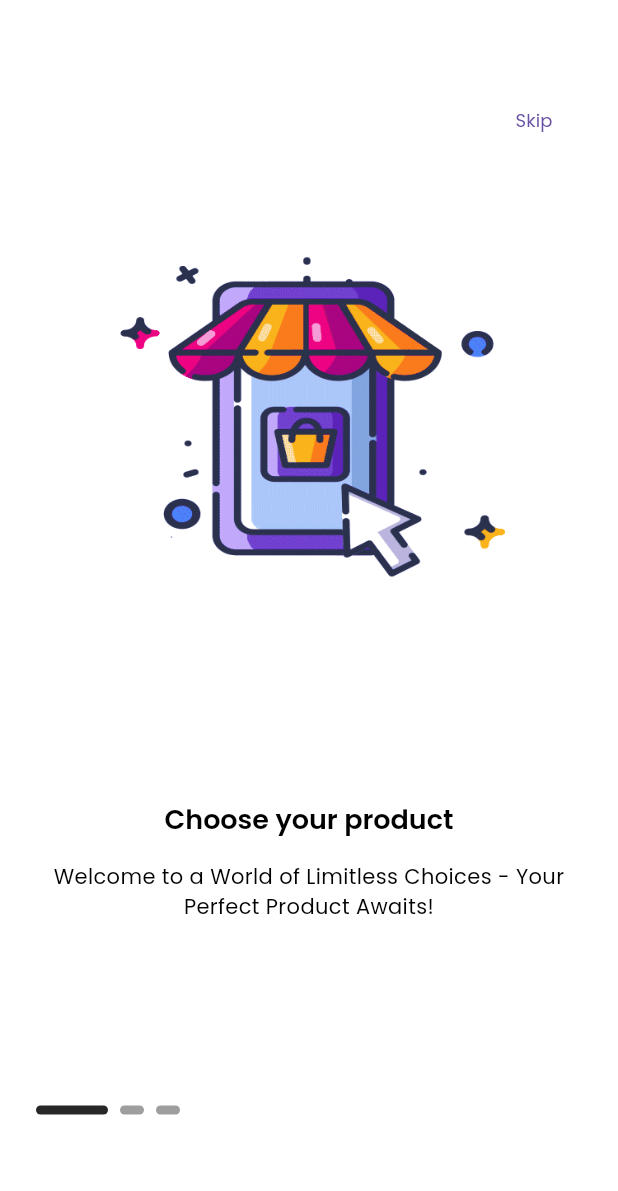
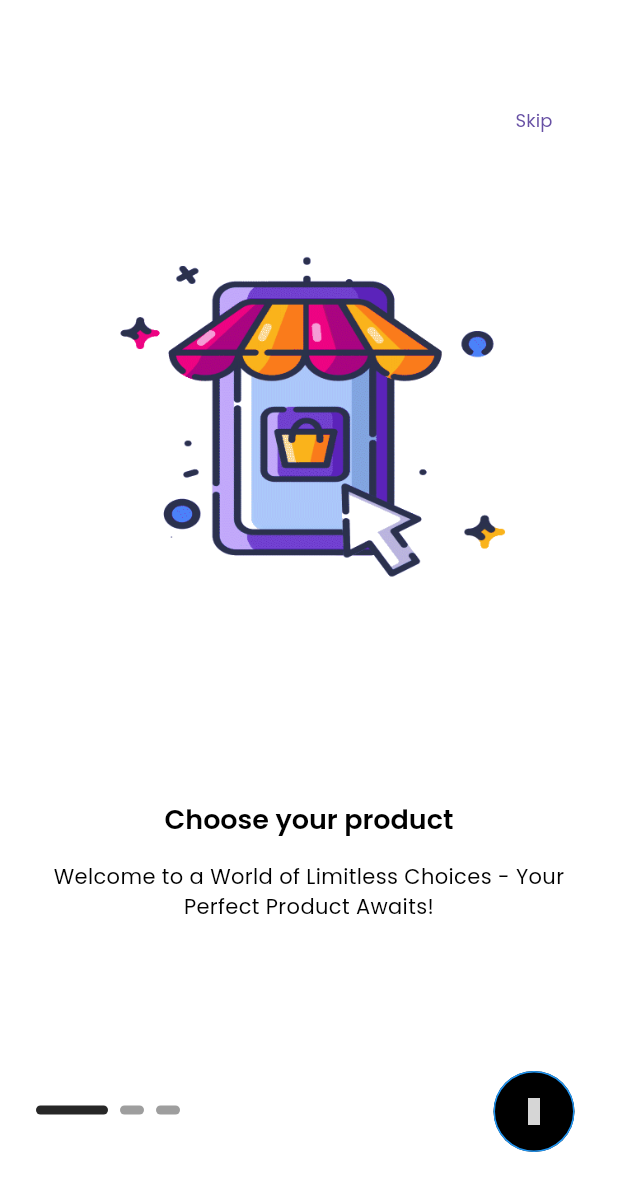
Before and after one commit to tomoeex/ree_cat_house_flutter, a Flutter app: the screen it shows after launch, on a phone screen of 412 x 824 dp. Shown: the top 1191 px of the screen. Run offline on Flutter 3.47's test engine with Material 3 defaults, Android fonts, the phone set to English and light mode, and no system bars; drawn by our look-alikes of smooth_page_indicator; our stand-ins replace get, get_storage, iconsax, logger; grey boxes are pictures that could not be loaded.

Commit message:
Flutter Onboarding Screen Tutorial /end

```diff
--- a/lib/features/authentication/screens/onboarding/onboarding.dart
+++ b/lib/features/authentication/screens/onboarding/onboarding.dart
@@ -1,5 +1,9 @@
 import 'package:flutter/material.dart';
+import 'package:get/get.dart';
+import 'package:iconsax/iconsax.dart';
+import 'package:ree_cat_house/features/authentication/controllers/onboarding/onboarding_controller.dart';
 import 'package:ree_cat_house/features/authentication/screens/onboarding/widgets/onboarding_dot_navigation.dart';
+import 'package:ree_cat_house/features/authentication/screens/onboarding/widgets/onboarding_next_button.dart';
 import 'package:ree_cat_house/features/authentication/screens/onboarding/widgets/onboarding_page.dart';
 import 'package:ree_cat_house/features/authentication/screens/onboarding/widgets/onboarding_skip.dart';
 import 'package:ree_cat_house/util/constants/image_strings.dart';
@@ -11,15 +15,20 @@ import 'package:ree_cat_house/util/helpers/helper_functions.dart';
 import 'package:smooth_page_indicator/smooth_page_indicator.dart';
 
 class OnboardingScreen extends StatelessWidget {
-  OnboardingScreen({super.key});
+  const OnboardingScreen({super.key});
 
   @override
   Widget build(BuildContext context) {
+    final controller = Get.put(OnBoardingController());
+
+
     return Scaffold(
       body: Stack(
         children: [
           // Horizontal Scrollable Pages
             PageView(
+              controller: controller.pageController,
+              onPageChanged: controller.updatePageIndicator,
               children: const [
                 // Onboarding Page 1
                 OnboardingPage(
@@ -46,9 +55,10 @@ class OnboardingScreen extends StatelessWidget {
           const OnboardingSkip(),
 
           // Dot Navigation Smooth Page Indicator
-          OnboardingDotNavigation(),
+          const OnboardingDotNavigation(),
 
-          // Circular Next Button
+          // Circular Button
+          OnboardingNextButton(), // Positioned
         ],
       ),
     );
--- a/lib/features/authentication/screens/onboarding/widgets/onboarding_dot_navigation.dart
+++ b/lib/features/authentication/screens/onboarding/widgets/onboarding_dot_navigation.dart
@@ -1,4 +1,5 @@
 import 'package:flutter/material.dart';
+import 'package:ree_cat_house/features/authentication/controllers/onboarding/onboarding_controller.dart';
 import 'package:ree_cat_house/util/constants/colors.dart';
 import 'package:ree_cat_house/util/constants/sizes.dart';
 import 'package:ree_cat_house/util/device/device_utillity.dart';
@@ -13,13 +14,15 @@ class OnboardingDotNavigation extends StatelessWidget {
 
   @override
   Widget build(BuildContext context) {
+    final controller = OnBoardingController.instance;
     final dark = RHelperFunctions.isDarkMode(context);
     return Positioned(
       bottom: RDeviceUtils.getBottomNavigationBarHeight() + 25,
       left: RSizes.defaultSpace,
       child: SmoothPageIndicator(
-        controller: PageController(), // PageController
         count: 3,
+        controller: controller.pageController,
+        onDotClicked: controller.dotNavigationClick, // PageController
         effect: ExpandingDotsEffect(
           activeDotColor: dark ? RColors.light : RColors.dark,
           dotHeight: 6),
--- /dev/null
+++ b/lib/features/authentication/screens/onboarding/widgets/onboarding_next_button.dart
@@ -0,0 +1,30 @@
+import 'package:flutter/material.dart';
+import 'package:iconsax/iconsax.dart';
+import 'package:ree_cat_house/features/authentication/controllers/onboarding/onboarding_controller.dart';
+import 'package:ree_cat_house/util/constants/colors.dart';
+import 'package:ree_cat_house/util/constants/sizes.dart';
+import 'package:ree_cat_house/util/device/device_utillity.dart';
+import 'package:ree_cat_house/util/helpers/helper_functions.dart';
+
+class OnboardingNextButton extends StatelessWidget {
+  const OnboardingNextButton({
+    super.key,
+  });
+
+  @override
+  Widget build(BuildContext context) {
+    final dark = RHelperFunctions.isDarkMode(context);
+    return Positioned(
+      right: RSizes.defaultSpace,
+      bottom: RDeviceUtils.getBottomNavigationBarHeight(),
+      child: ElevatedButton(
+        onPressed: () => OnBoardingController.instance.nextPage(),
+        style: ElevatedButton.styleFrom(
+          shape: const CircleBorder(),
+          backgroundColor: dark ? RColors.primary :  Colors.black,
+        ),
+        child: const Icon(Iconsax.arrow_right_3),
+      ), // ElevatedButton
+    );
+  }
+}
--- a/lib/features/authentication/screens/onboarding/widgets/onboarding_skip.dart
+++ b/lib/features/authentication/screens/onboarding/widgets/onboarding_skip.dart
@@ -1,4 +1,5 @@
 import 'package:flutter/material.dart';
+import 'package:ree_cat_house/features/authentication/controllers/onboarding/onboarding_controller.dart';
 import 'package:ree_cat_house/util/constants/sizes.dart';
 import 'package:ree_cat_house/util/device/device_utillity.dart';
 
@@ -13,7 +14,7 @@ class OnboardingSkip extends StatelessWidget {
       top: RDeviceUtils.getAppBarHeight(),
       right: RSizes.defaultSpace,
       child: TextButton(
-        onPressed: () {},
+        onPressed: () => OnBoardingController.instance.skipPage(),
         child: const Text('Skip'),
       ),
     );
```
Also changed, not shown: lib/features/authentication/controllers/onboarding/onboarding_controller.dart (+14 -5 lines).
